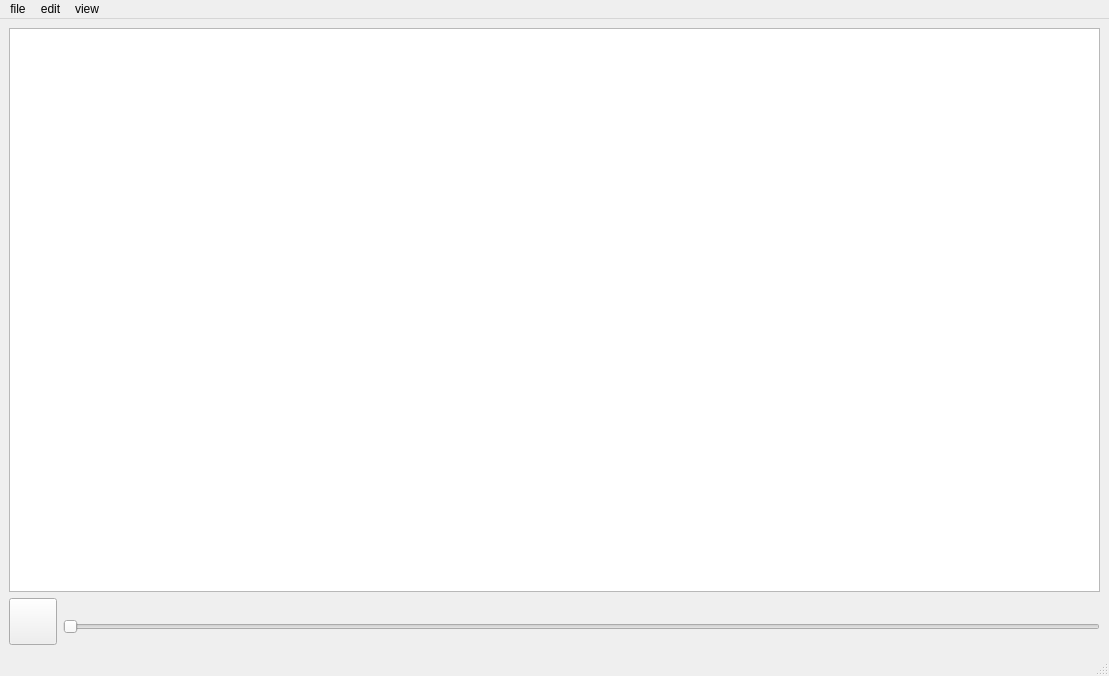
Old version of the form Source Code/mynotepad.ui in the repository amit-c-ai/Notepad.
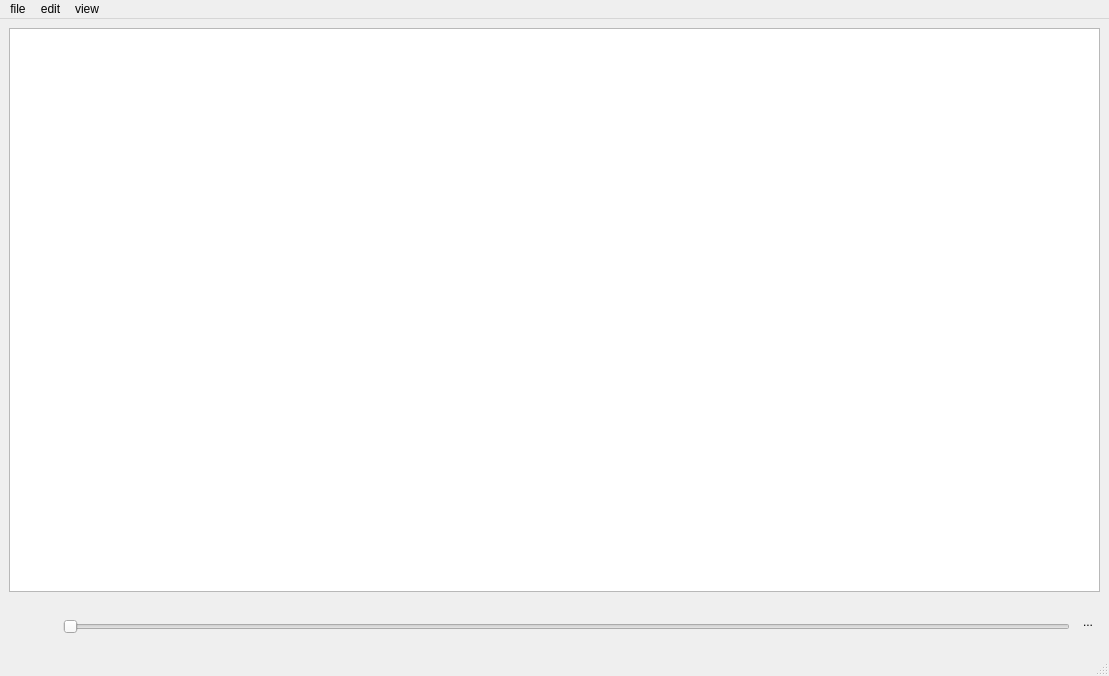
New version of the form. Icons and pictures are not drawn.

Commit message: added button to copy entire content at once

Patch:
```diff
--- a/Source Code/mynotepad.ui
+++ b/Source Code/mynotepad.ui
@@ -64,7 +64,7 @@
            <bool>true</bool>
           </property>
           <property name="autoRaise">
-           <bool>false</bool>
+           <bool>true</bool>
           </property>
          </widget>
         </item>
@@ -122,6 +122,52 @@
           </item>
          </layout>
         </item>
+        <item>
+         <widget class="QToolButton" name="toolButton_2">
+          <property name="autoFillBackground">
+           <bool>false</bool>
+          </property>
+          <property name="text">
+           <string>...</string>
+          </property>
+          <property name="icon">
+           <iconset>
+            <selectedoff>:/images/Icons/cpy.jpg</selectedoff>
+            <selectedon>:/images/Icons/cpyied.png</selectedon>
+           </iconset>
+          </property>
+          <property name="iconSize">
+           <size>
+            <width>40</width>
+            <height>40</height>
+           </size>
+          </property>
+          <property name="checkable">
+           <bool>true</bool>
+          </property>
+          <property name="checked">
+           <bool>false</bool>
+          </property>
+          <property name="autoRepeat">
+           <bool>true</bool>
+          </property>
+          <property name="autoExclusive">
+           <bool>false</bool>
+          </property>
+          <property name="autoRepeatDelay">
+           <number>3</number>
+          </property>
+          <property name="autoRepeatInterval">
+           <number>300</number>
+          </property>
+          <property name="popupMode">
+           <enum>QToolButton::DelayedPopup</enum>
+          </property>
+          <property name="autoRaise">
+           <bool>true</bool>
+          </property>
+         </widget>
+        </item>
        </layout>
       </item>
      </layout>
```
The commit also changes 9 other files.
